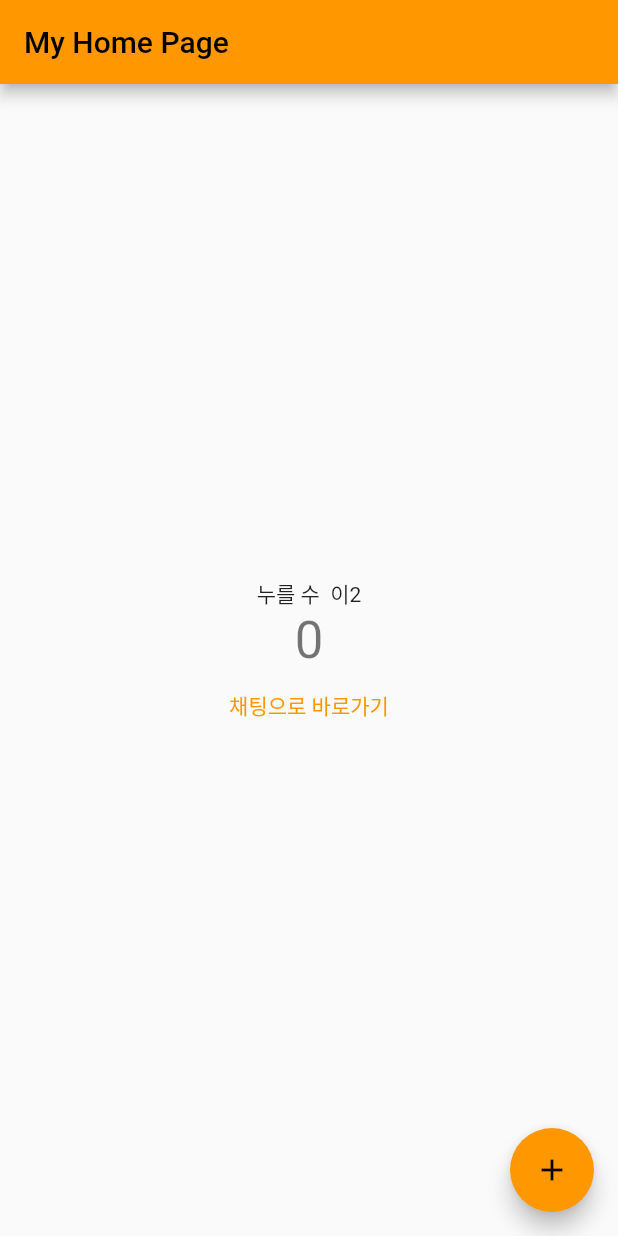
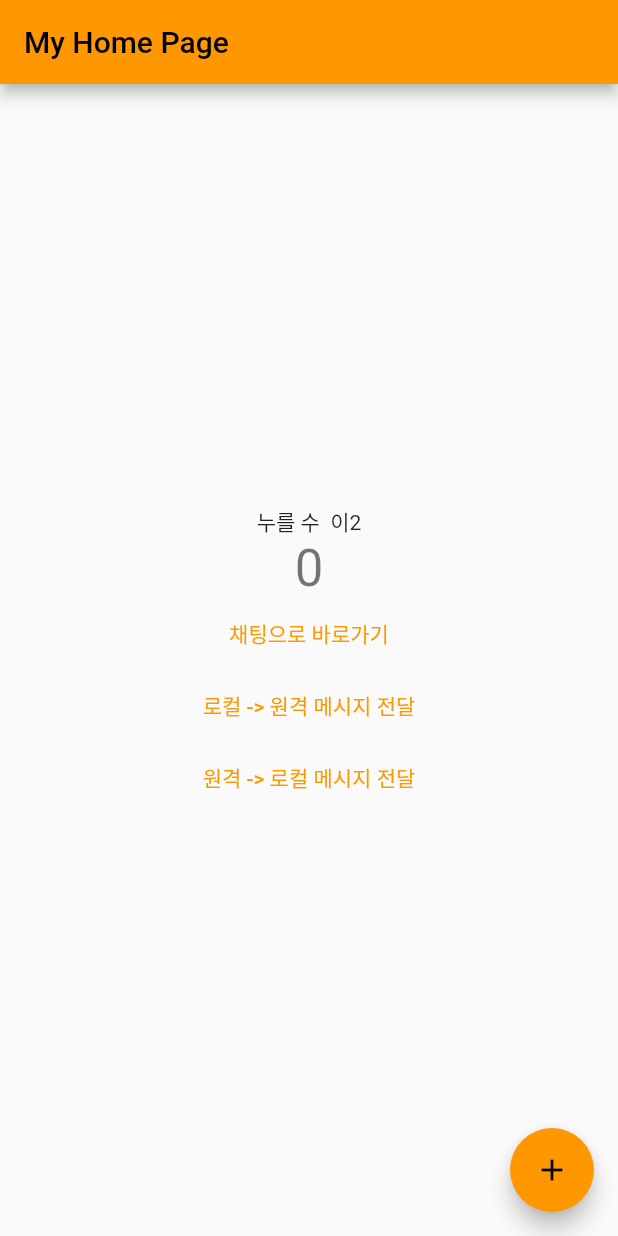
Before and after one commit to iinow/flutter_boilerplate, a Flutter app: the screen it shows after launch, on a phone screen of 412 x 824 dp. Run offline on Flutter 3.47's test engine with Material 2 defaults, Android fonts, the phone set to English and light mode, and no system bars; our stand-ins replace faker, flutter_dotenv, get, get_it, injectable, rxdart and 1 more; missing offline and left inert: flutter_webrtc; network calls fail.

Commit message:
dataChannel 예제 추가

```diff
--- a/lib/main.dart
+++ b/lib/main.dart
@@ -93,6 +93,8 @@ class MyHomePage extends StatefulWidget {
 
 class _MyHomePageState extends State<MyHomePage> {
   int _counter = 0;
+  late RTCDataChannel localDataChannel;
+  late RTCDataChannel remoteDataChannel;
 
   // final _localRenderer = RTCVideoRenderer();
   // final re = RTCPeerConnection()
@@ -126,6 +128,18 @@ class _MyHomePageState extends State<MyHomePage> {
               // onPressed: () => Get.toNamed('/chat'),
               onPressed: () => Navigator.pushNamed(context, '/chat'),
               child: const Text('채팅으로 바로가기'),
+            ),
+            TextButton(
+              onPressed: () {
+                remoteDataChannel.send(RTCDataChannelMessage('로컬에 메시지 받아라!'));
+              },
+              child: const Text('로컬 -> 원격 메시지 전달'),
+            ),
+            TextButton(
+              onPressed: () {
+                localDataChannel.send(RTCDataChannelMessage('원격에 메시지 받아라!'));
+              },
+              child: const Text('원격 -> 로컬 메시지 전달'),
             ),
             // Text(AppLocalizations.of(context)!.helloWorld),
             // RTCVideoView(_localRenderer),
@@ -161,18 +175,16 @@ class _MyHomePageState extends State<MyHomePage> {
       ]
     });
 
-    RTCDataChannel localDataChannel =
+    localDataChannel =
         await local.createDataChannel('sendChannel', RTCDataChannelInit());
     localDataChannel.onMessage =
-        (message) => {log('local text: ${message.text}')};
-    RTCDataChannel remoteDataChannel;
+        (message) => log('local text: ${message.text}');
 
     remote.onDataChannel = (RTCDataChannel channel) => {
           log('채널 와ㅣㅆ당 '),
           remoteDataChannel = channel,
           remoteDataChannel.onMessage =
-              (message) => {log('remote text: ${message.text}')},
-          remoteDataChannel.send(RTCDataChannelMessage('연결 되었덩'))
+              (message) => log('remote text: ${message.text}')
         };
 
     local.onIceCandidate = (RTCIceCandidate candidate) async => {
@@ -191,7 +203,5 @@ class _MyHomePageState extends State<MyHomePage> {
     var answer = await remote.createAnswer();
     await remote.setLocalDescription(answer);
     await local.setRemoteDescription(answer);
-
-    await localDataChannel.send(RTCDataChannelMessage('Hello world?'));
   }
 }
```
